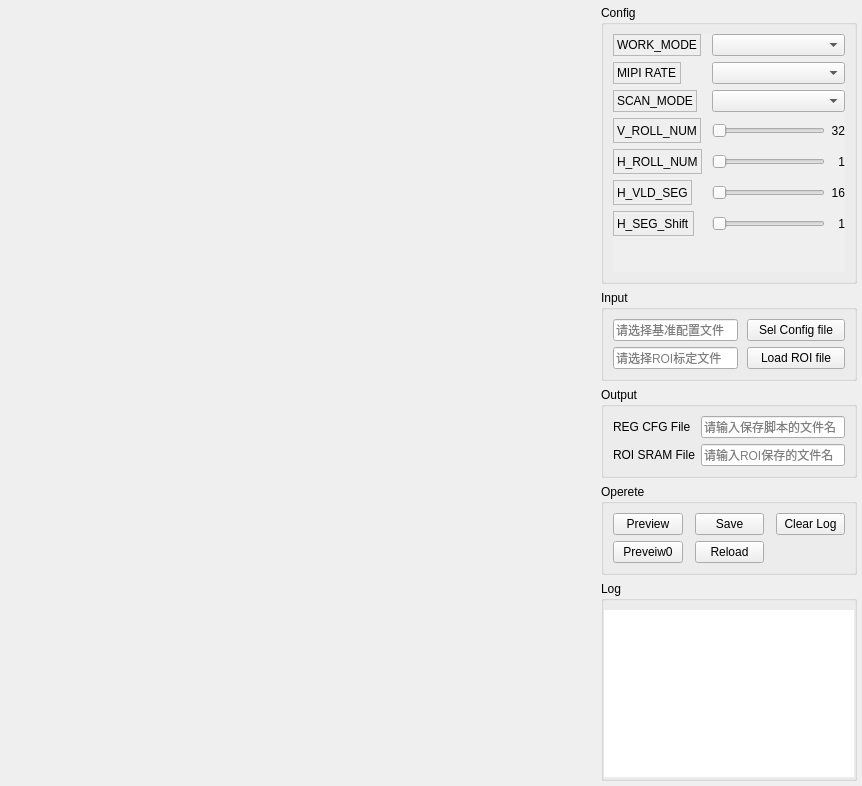
This is Hawk/HawkGUI_v002/GUI/uis/pages/main_pages.ui in HongGang-Pub/Adaps as Qt 5 draws it before an edit. The edited form follows.
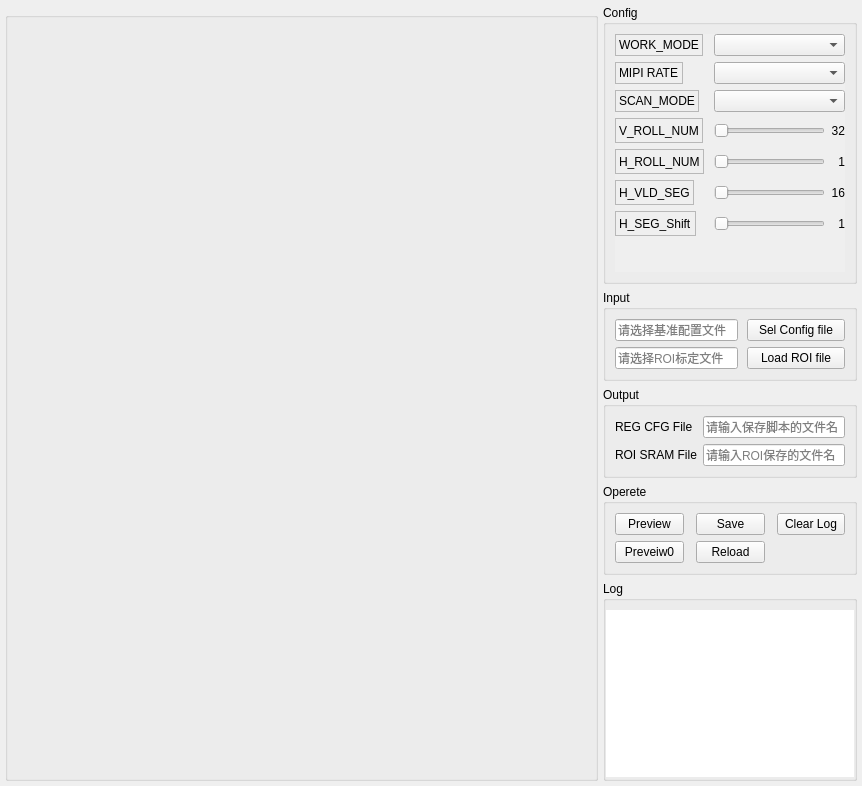
This is the edited form.

```diff
--- a/Hawk/HawkGUI_v002/GUI/uis/pages/main_pages.ui
+++ b/Hawk/HawkGUI_v002/GUI/uis/pages/main_pages.ui
@@ -75,7 +75,18 @@
        <item>
         <layout class="QHBoxLayout" name="MainPage" stretch="7,3">
          <item>
-          <layout class="QVBoxLayout" name="ShowPage"/>
+          <layout class="QVBoxLayout" name="ShowPage">
+           <property name="topMargin">
+            <number>7</number>
+           </property>
+           <item>
+            <widget class="QGroupBox" name="ShowPageBox">
+             <property name="title">
+              <string/>
+             </property>
+            </widget>
+           </item>
+          </layout>
          </item>
          <item>
           <widget class="QFrame" name="OperateFrame">
```
Left out of the diff: 39 changed lines with no effect on the pictures.
